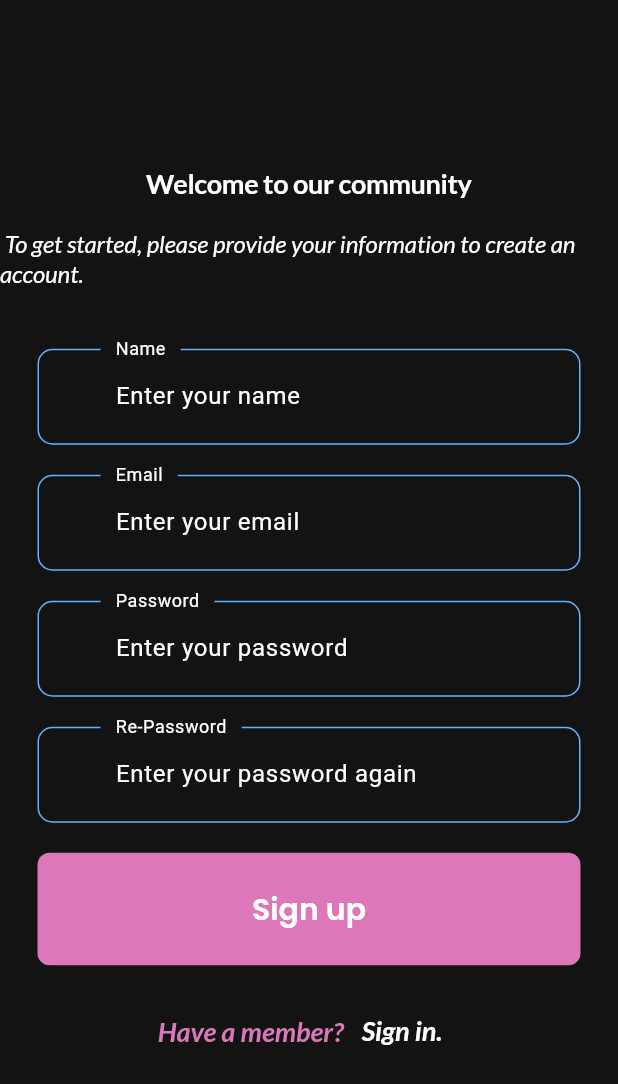
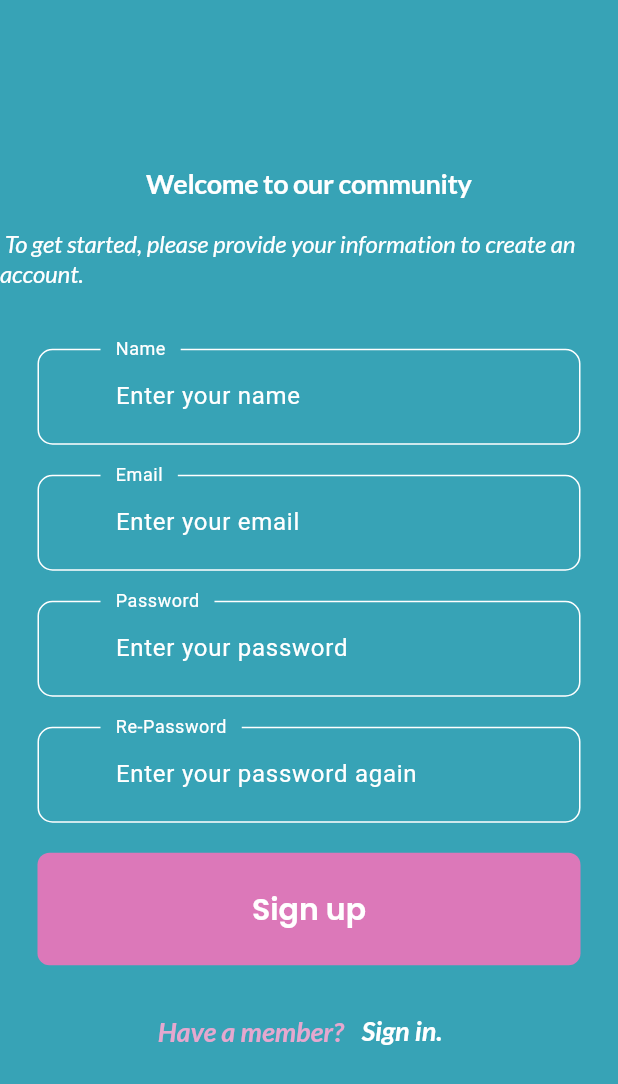
Before and after one commit to Chanisatabarry/-flutter_signin_signup, a Flutter app: the HomeScreen screen opened directly, after a tap on "Register now", on a phone screen of 412 x 824 dp. Shown: the top 1084 px of the screen. Run offline on Flutter 3.47's test engine with Material 3 defaults, Android fonts, the phone set to English and light mode, and no system bars; our stand-ins replace google_fonts, introduction_screen, shared_preferences; accounts and stored records are empty; network calls fail.

Commit message:
Add files via upload

```diff
--- a/lib/component/my_textfield.dart
+++ b/lib/component/my_textfield.dart
@@ -1,14 +1,15 @@
 import 'package:flutter/material.dart';
 
 class MyTextField extends StatelessWidget {
-  const MyTextField(
-      {super.key,
-      required this.controller,
-      required this.hintText,
-      required this.obscureText,
-      required this.labelText});
+  const MyTextField({
+    Key? key,
+    required this.controller,
+    required this.hintText,
+    required this.obscureText,
+    required this.labelText,
+  }) : super(key: key);
 
-  final controller;
+  final TextEditingController controller;
   final String hintText;
   final bool obscureText;
   final String labelText;
@@ -16,15 +17,18 @@ class MyTextField extends StatelessWidget {
   @override
   Widget build(BuildContext context) {
     return Padding(
-      padding: EdgeInsets.symmetric(horizontal: 25.0),
+      padding: const EdgeInsets.symmetric(horizontal: 25.0),
       child: TextFormField(
         controller: controller,
         obscureText: obscureText,
         decoration: InputDecoration(
-          labelStyle:
-              TextStyle(color: const Color.fromARGB(255, 255, 255, 255)),
+          labelStyle: const TextStyle(
+            color: Colors.white, // กำหนดสีเป็นสีขาว
+          ),
           labelText: labelText,
-          hintStyle: TextStyle(color: const Color.fromARGB(255, 255, 255, 255)),
+          hintStyle: const TextStyle(
+            color: Colors.white, // ใช้สีของ hintText เป็นสีขาว
+          ),
           hintText: hintText,
           floatingLabelBehavior: FloatingLabelBehavior.always,
           contentPadding:
@@ -32,13 +36,12 @@ class MyTextField extends StatelessWidget {
           enabledBorder: OutlineInputBorder(
             borderRadius: BorderRadius.circular(10),
             borderSide:
-                const BorderSide(color: Color.fromARGB(255, 100, 178, 255)),
+                const BorderSide(color: Color.fromARGB(255, 255, 255, 255)),
             gapPadding: 10,
           ),
           focusedBorder: OutlineInputBorder(
             borderRadius: BorderRadius.circular(10),
-            borderSide:
-                const BorderSide(color: Color.fromARGB(255, 181, 91, 121)),
+            borderSide: const BorderSide(color: Color.fromARGB(255, 0, 0, 0)),
             gapPadding: 10,
           ),
         ),
--- a/lib/screen/home_screen.dart
+++ b/lib/screen/home_screen.dart
@@ -18,7 +18,7 @@ class HomeScreen extends StatelessWidget {
   @override
   Widget build(BuildContext context) {
     return Scaffold(
-      backgroundColor: const Color.fromARGB(255, 19, 19, 19),
+      backgroundColor: Color.fromARGB(255, 55, 163, 182),
       body: Padding(
         padding: const EdgeInsets.fromLTRB(10, 20, 10, 20),
         child: Form(
@@ -55,18 +55,18 @@ class HomeScreen extends StatelessWidget {
               ),
               MyTextField(
                 controller: emailController,
-                hintText: "Enter your email",
+                hintText: 'Enter your email',
                 obscureText: false,
-                labelText: "Email",
+                labelText: 'Email',
               ),
               const SizedBox(
                 height: 20,
               ),
               MyTextField(
                 controller: passwordController,
-                hintText: "Enter your password",
+                hintText: 'Enter your password',
                 obscureText: true, //ปกปิดเป็นความลับ
-                labelText: "Password",
+                labelText: 'Password',
               ),
               const SizedBox(
                 height: 20,
@@ -106,8 +106,8 @@ class HomeScreen extends StatelessWidget {
                   children: [
                     const Expanded(
                       child: Divider(
-                        thickness: 0.5,
-                        color: Color.fromARGB(255, 207, 177, 234),
+                        thickness: 1.0,
+                        color: Color.fromARGB(255, 49, 56, 255),
                       ),
                     ),
                     Padding(
@@ -117,15 +117,15 @@ class HomeScreen extends StatelessWidget {
                         style: GoogleFonts.lato(
                             textStyle: Theme.of(context).textTheme.displaySmall,
                             fontSize: 16,
-                            fontWeight: FontWeight.w500,
+                            fontWeight: FontWeight.w600,
                             fontStyle: FontStyle.normal,
-                            color: const Color.fromARGB(255, 119, 255, 162)),
+                            color: Color.fromARGB(255, 173, 254, 199)),
                       ),
                     ),
                     const Expanded(
                       child: Divider(
-                        thickness: 0.5,
-                        color: Color.fromARGB(255, 207, 177, 234),
+                        thickness: 1.0,
+                        color: Color.fromARGB(255, 49, 56, 255),
                       ),
                     ),
                   ],
@@ -165,7 +165,7 @@ class HomeScreen extends StatelessWidget {
                         fontSize: 18,
                         fontWeight: FontWeight.w500,
                         fontStyle: FontStyle.italic,
-                        color: const Color.fromARGB(255, 80, 255, 136)),
+                        color: const Color.fromARGB(255, 173, 254, 199)),
                   ),
                   const SizedBox(
                     height: 2,
@@ -186,7 +186,7 @@ class HomeScreen extends StatelessWidget {
                           fontSize: 18,
                           fontWeight: FontWeight.w600,
                           fontStyle: FontStyle.italic,
-                          color: const Color.fromARGB(255, 10, 135, 18)),
+                          color: Color.fromARGB(255, 80, 255, 136)),
                     ),
                   ),
                 ],
--- a/lib/screen/sign_up_screen.dart
+++ b/lib/screen/sign_up_screen.dart
@@ -15,7 +15,7 @@ class SignUpScreen extends StatelessWidget {
   @override
   Widget build(BuildContext context) {
     return Scaffold(
-      backgroundColor: Color.fromARGB(255, 19, 19, 19),
+      backgroundColor: Color.fromARGB(255, 55, 163, 182),
       body: Form(
         child: Column(
           children: [
@@ -45,7 +45,8 @@ class SignUpScreen extends StatelessWidget {
               controller: nameController,
               hintText: 'Enter your name',
               obscureText: false,
-                labelText: 'Name'),
+              labelText: 'Name',
+            ),
             const SizedBox(
               height: 20,
             ),
@@ -53,7 +54,8 @@ class SignUpScreen extends StatelessWidget {
               controller: emailController,
               hintText: 'Enter your email',
               obscureText: false,
-                labelText: 'Email'),
+              labelText: 'Email',
+            ),
             const SizedBox(
               height: 20,
             ),
@@ -61,7 +63,8 @@ class SignUpScreen extends StatelessWidget {
               controller: passwordController,
               hintText: 'Enter your password',
               obscureText: true,
-                labelText: 'Password'),
+              labelText: 'Password',
+            ),
             const SizedBox(
               height: 20,
             ),
@@ -69,7 +72,8 @@ class SignUpScreen extends StatelessWidget {
               controller: re_passwordController,
               hintText: 'Enter your password again',
               obscureText: true,
-                labelText: 'Re-Password'),
+              labelText: 'Re-Password',
+            ),
             const SizedBox(
               height: 20,
             ),
@@ -87,7 +91,7 @@ class SignUpScreen extends StatelessWidget {
                       fontSize: 18,
                       fontWeight: FontWeight.w600,
                       fontStyle: FontStyle.italic,
-                      color: Color.fromARGB(255, 220, 120, 185)),
+                      color: Color.fromARGB(255, 229, 168, 207)),
                 ),
                 const SizedBox(
                   height: 2,
```
Lines whose indentation alone changed are shown as unchanged.
